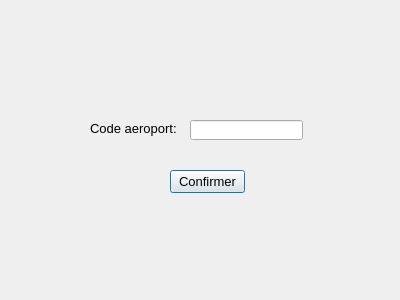
Qt form Interface/AjouterAeroport.ui (ycamlad/GestionDeVol) before a commit.
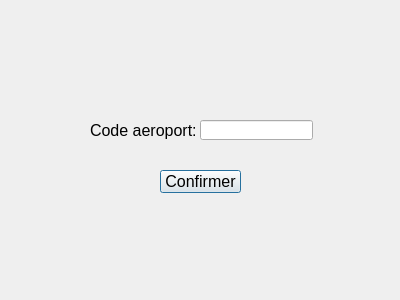
The same form after that commit.

```diff
--- a/Interface/AjouterAeroport.ui
+++ b/Interface/AjouterAeroport.ui
@@ -18,13 +18,13 @@
     <rect>
      <x>90</x>
      <y>120</y>
-     <width>91</width>
-     <height>16</height>
+     <width>111</width>
+     <height>21</height>
     </rect>
    </property>
    <property name="font">
     <font>
-     <pointsize>10</pointsize>
+     <pointsize>12</pointsize>
     </font>
    </property>
    <property name="text">
@@ -34,7 +34,7 @@
   <widget class="QLineEdit" name="lineEditCodeAeroport">
    <property name="geometry">
     <rect>
-     <x>190</x>
+     <x>200</x>
      <y>120</y>
      <width>113</width>
      <height>20</height>
@@ -45,6 +45,9 @@
      <pointsize>10</pointsize>
     </font>
    </property>
+   <property name="text">
+    <string/>
+   </property>
    <property name="maxLength">
     <number>3</number>
    </property>
@@ -52,15 +55,15 @@
   <widget class="QPushButton" name="pushButtonConfirmer">
    <property name="geometry">
     <rect>
-     <x>170</x>
+     <x>160</x>
      <y>170</y>
-     <width>75</width>
+     <width>81</width>
      <height>23</height>
     </rect>
    </property>
    <property name="font">
     <font>
-     <pointsize>10</pointsize>
+     <pointsize>12</pointsize>
     </font>
    </property>
    <property name="text">
```
